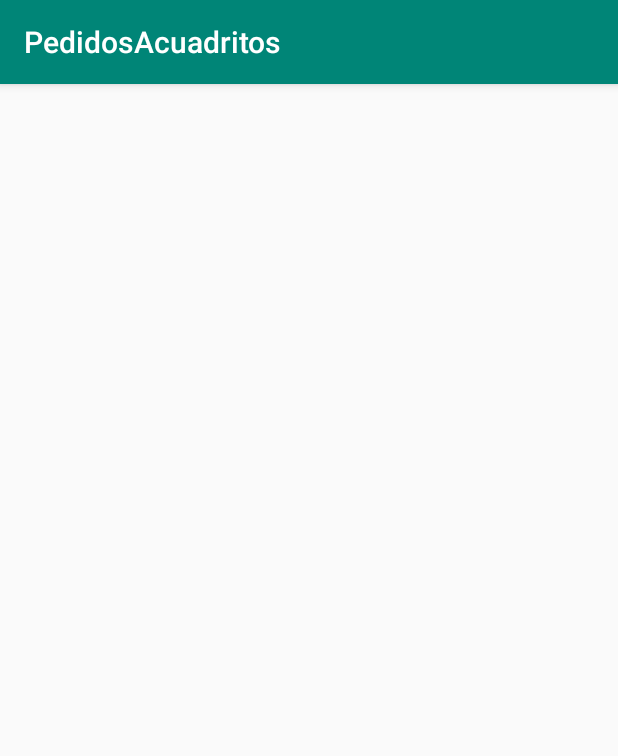
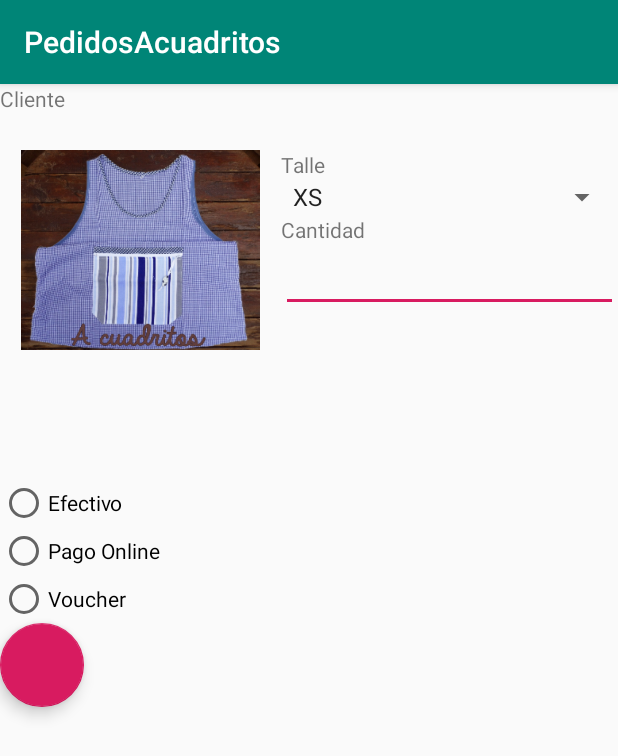
Before and after one commit to diegocabra/PedidosAcuadritos, an Android app: the fragment Third shown on its own in the app's theme, on a phone screen of 412 x 824 dp. Shown: the top 756 px of the screen. Run offline under Robolectric (Android 15) with nearby library versions, the phone set to English and light mode, and no system bars.

Commit message:
Funciona ViewModel. Para poder compartir data entre fragments.

```diff
--- a/app/build.gradle
+++ b/app/build.gradle
@@ -32,6 +32,8 @@ dependencies {
     implementation 'com.android.support.constraint:constraint-layout:latest_version'
 
 
+
+    implementation 'androidx.lifecycle:lifecycle-extensions:2.0.0'
     testImplementation 'junit:junit:4.12'
     androidTestImplementation 'androidx.test.ext:junit:1.1.0'
     androidTestImplementation 'androidx.test.espresso:espresso-core:3.2.0'
--- a/app/src/main/java/com/example/pedidosacuadritos/Entidades/Producto/Producto.java
+++ b/app/src/main/java/com/example/pedidosacuadritos/Entidades/Producto/Producto.java
@@ -1,7 +1,7 @@
 package com.example.pedidosacuadritos.Entidades.Producto;
 import java.io.Serializable;
 import java.util.ArrayList;
-public abstract class Producto implements Serializable {
+public class Producto implements Serializable {
     //protected double precio;
     //protected double cantTela;
     protected String tela;
--- a/app/src/main/java/com/example/pedidosacuadritos/MainActivity.java
+++ b/app/src/main/java/com/example/pedidosacuadritos/MainActivity.java
@@ -34,7 +34,7 @@ public class MainActivity extends AppCompatActivity implements  NavigationView.O
         setContentView(R.layout.activity_main);
         Toolbar toolbar = findViewById(R.id.toolbar);
 
-        //revisar esta mierda del toolbar
+        // TODO: 23/08/20  revisar esta mierda del toolbar
         //setSupportActionBar(toolbar);
 
 
--- a/app/src/main/java/com/example/pedidosacuadritos/Third.java
+++ b/app/src/main/java/com/example/pedidosacuadritos/Third.java
@@ -2,29 +2,63 @@ package com.example.pedidosacuadritos;
 
 import android.os.Bundle;
 
+import androidx.annotation.Nullable;
 import androidx.fragment.app.Fragment;
-
+import androidx.lifecycle.ViewModelProviders;
+import androidx.lifecycle.Observer;
 import android.view.LayoutInflater;
 import android.view.View;
 import android.view.ViewGroup;
+import android.widget.RadioGroup;
+import android.widget.TextView;
+import com.example.pedidosacuadritos.Utilidades.PageViewModel;
+import com.example.pedidosacuadritos.Entidades.Persona.Cliente;
 
 
-/**
- * A simple {@link Fragment} subclass.
- */
 public class Third extends Fragment {
+
+    private TextView tv_nombreCliente,tv_precio;
+    private RadioGroup modoPago;
+    private PageViewModel pageViewModel;
 
 
     public Third() {
         // Required empty public constructor
     }
 
+    public static Third newInstance(){
+        return new Third();
+    }
 
     @Override
+    public void onCreate(@Nullable Bundle savedInstanceState) {
+        super.onCreate(savedInstanceState);
+        //Inicializamos el Viewmodel
+
+
+    }
+
+        @Override
     public View onCreateView(LayoutInflater inflater, ViewGroup container,
                              Bundle savedInstanceState) {
         // Inflate the layout for this fragment
         return inflater.inflate(R.layout.fragment_third, container, false);
     }
 
+    public void onViewCreated(View view, Bundle savedInstanceState) {
+
+        tv_nombreCliente = getView().findViewById(R.id.tv_Titulo);
+
+        pageViewModel = ViewModelProviders.of(requireActivity()).get(PageViewModel.class);
+        pageViewModel.getPedido().observe(getViewLifecycleOwner(), new Observer<Cliente>() { //Observer de clientes seleccionados en el fragments uno.
+                    @Override
+                    public void onChanged(Cliente cliente) {
+                        tv_nombreCliente.setText("CLIENTE : "+ cliente.getNombre());
+                    }
+                });
+
+
+                //modoPago.getCheckedRadioButtonId();
+
+    }
 }
--- a/app/src/main/java/com/example/pedidosacuadritos/Utilidades/AdapterRecyclerView.java
+++ b/app/src/main/java/com/example/pedidosacuadritos/Utilidades/AdapterRecyclerView.java
@@ -26,10 +26,10 @@ public class AdapterRecyclerView extends RecyclerView.Adapter<AdapterRecyclerVie
 
     private int globalPosition;
     //Guardamos una lista de productos disponibles
-    private List<Adulto> Lproductos;
+    private List<Producto> Lproductos;
 
 
-    public AdapterRecyclerView(List<Adulto> productos) {
+    public AdapterRecyclerView(List<Producto> productos) {
         Lproductos = productos;
     }
 
--- /dev/null
+++ b/app/src/main/java/com/example/pedidosacuadritos/Utilidades/PageViewModel.java
@@ -0,0 +1,28 @@
+package com.example.pedidosacuadritos.Utilidades;
+
+import androidx.lifecycle.LiveData;
+import androidx.lifecycle.MutableLiveData;
+import androidx.lifecycle.ViewModel;
+
+import com.example.pedidosacuadritos.Entidades.Persona.Cliente;
+
+public class PageViewModel extends ViewModel {
+    /**
+     * Instancia de Data "viva"
+     */
+
+    private MutableLiveData<Cliente> mPedido = new MutableLiveData<>();
+
+    public void setCliente (Cliente c){
+        mPedido.setValue(c);
+
+    }
+
+
+    public LiveData<Cliente> getPedido(){
+        return mPedido;
+    }
+
+
+
+}
--- a/app/src/main/res/layout/content_main.xml
+++ b/app/src/main/res/layout/content_main.xml
@@ -41,7 +41,7 @@
             android:id="@+id/thirditem"
             android:layout_width="wrap_content"
             android:layout_height="wrap_content"
-            android:text="Pago" />
+            android:text="Cerrar Pedido" />
 
     </com.google.android.material.tabs.TabLayout>
 
@@ -50,8 +50,10 @@
         android:layout_width="409dp"
         android:layout_height="625dp"
         android:layout_marginTop="1dp"
+        app:layout_constraintBottom_toBottomOf="parent"
         app:layout_constraintStart_toStartOf="parent"
-        app:layout_constraintTop_toBottomOf="@+id/tablayout" />
+        app:layout_constraintTop_toBottomOf="@+id/tablayout"
+        app:layout_constraintVertical_bias="0.0" />
 
 
 </androidx.constraintlayout.widget.ConstraintLayout>
--- a/app/src/main/res/layout/fragment_third.xml
+++ b/app/src/main/res/layout/fragment_third.xml
@@ -4,4 +4,108 @@
     xmlns:tools="http://schemas.android.com/tools"
     android:layout_width="match_parent"
     android:layout_height="match_parent"
-    tools:context=".Third"/>
+    tools:context=".Third">
+
+    <LinearLayout
+        android:layout_width="match_parent"
+        android:layout_height="match_parent"
+        android:orientation="vertical">
+
+        <TextView
+            android:id="@+id/tv_Titulo"
+            android:layout_width="match_parent"
+            android:layout_height="44dp"
+            android:text="Cliente" />
+
+        <LinearLayout
+            android:layout_width="match_parent"
+            android:layout_height="137dp"
+            android:orientation="horizontal">
+
+            <ImageView
+                android:id="@+id/imageView"
+                android:layout_width="187dp"
+                android:layout_height="133dp"
+                android:src="@drawable/azulbolsillorayado" />
+
+            <LinearLayout
+                android:layout_width="match_parent"
+                android:layout_height="match_parent"
+                android:orientation="vertical">
+
+                <TextView
+                    android:id="@+id/tv_TituloTalle"
+                    android:layout_width="match_parent"
+                    android:layout_height="wrap_content"
+                    android:text="Talle" />
+
+                <Spinner
+                    android:id="@+id/spinner"
+                    android:layout_width="match_parent"
+                    android:layout_height="wrap_content"
+                    android:entries="@array/Talles" />
+
+                <TextView
+                    android:id="@+id/tv_TituloCantidad"
+                    android:layout_width="match_parent"
+                    android:layout_height="wrap_content"
+                    android:text="Cantidad" />
+
+                <EditText
+                    android:id="@+id/eT_Cantidad"
+                    android:layout_width="match_parent"
+                    android:layout_height="wrap_content"
+                    android:ems="10"
+                    android:inputType="number" />
+
+            </LinearLayout>
+
+        </LinearLayout>
+
+        <androidx.constraintlayout.widget.Guideline
+            android:id="@+id/guideline"
+            android:layout_width="match_parent"
+            android:layout_height="wrap_content"
+            android:orientation="horizontal" />
+
+        <TextView
+            android:id="@+id/tv_precio"
+            android:layout_width="match_parent"
+            android:layout_height="82dp"
+            android:lineSpacingExtra="30sp"
+            android:textAlignment="center"
+            android:textAppearance="@style/TextAppearance.AppCompat.Display1" />
+
+        <RadioGroup
+            android:layout_width="match_parent"
+            android:layout_height="wrap_content">
+
+            <RadioButton
+                android:id="@+id/rbt_Efectivo"
+                android:layout_width="match_parent"
+                android:layout_height="wrap_content"
+                android:text="Efectivo" />
+
+            <RadioButton
+                android:id="@+id/rbt_MPago"
+                android:layout_width="match_parent"
+                android:layout_height="wrap_content"
+                android:text="Pago Online" />
+
+            <RadioButton
+                android:id="@+id/rbt_Voucher"
+                android:layout_width="match_parent"
+                android:layout_height="wrap_content"
+                android:text="Voucher" />
+        </RadioGroup>
+
+        <com.google.android.material.floatingactionbutton.FloatingActionButton
+            android:id="@+id/floatingActionButton"
+            android:layout_width="match_parent"
+            android:layout_height="wrap_content"
+            android:clickable="true"
+            tools:src="@tools:sample/backgrounds/scenic" />
+
+    </LinearLayout>
+
+</FrameLayout>
--- /dev/null
+++ b/app/src/main/res/values/arrays.xml
@@ -0,0 +1,11 @@
+<?xml version="1.0" encoding="utf-8"?>
+<resources>
+    <string-array name="Talles" >
+    <item>XS</item>
+    <item>S</item>
+    <item>M</item>
+    <item>L</item>
+    <item>XL</item>
+    <item>XXL</item>
+    </string-array>
+</resources>
```
Also changed, not shown: app/src/main/AndroidManifest.xml (+5 -3 lines), app/src/main/java/com/example/pedidosacuadritos/Entidades/Producto/Inventario.java (+3 -5 lines), app/src/main/java/com/example/pedidosacuadritos/First_ClienteFragment.java (+16 -10 lines), app/src/main/java/com/example/pedidosacuadritos/Second_ProductoFragment.java (+7 -4 lines), app/src/main/java/com/example/pedidosacuadritos/Utilidades/BaseDatoService.java (+9 -8 lines), app/src/main/java/com/example/pedidosacuadritos/Utilidades/CerrarPedido.java (added, +51 -0 lines), app/src/main/res/layout/fragment_cliente.xml (+8 -8 lines).
